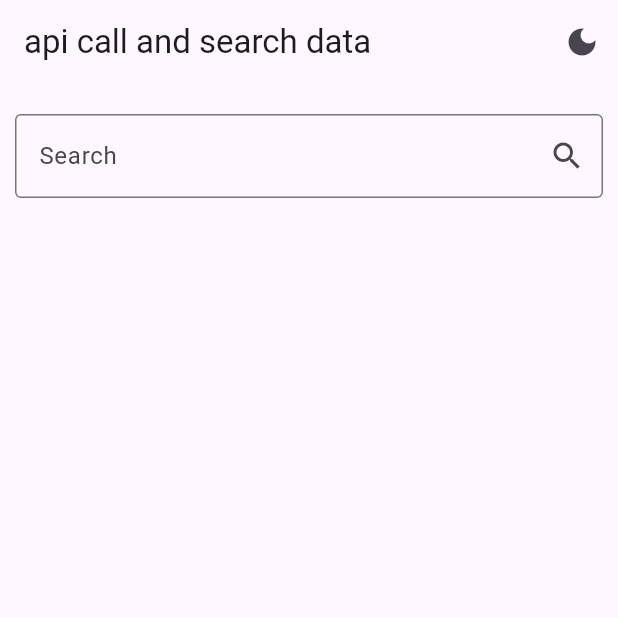
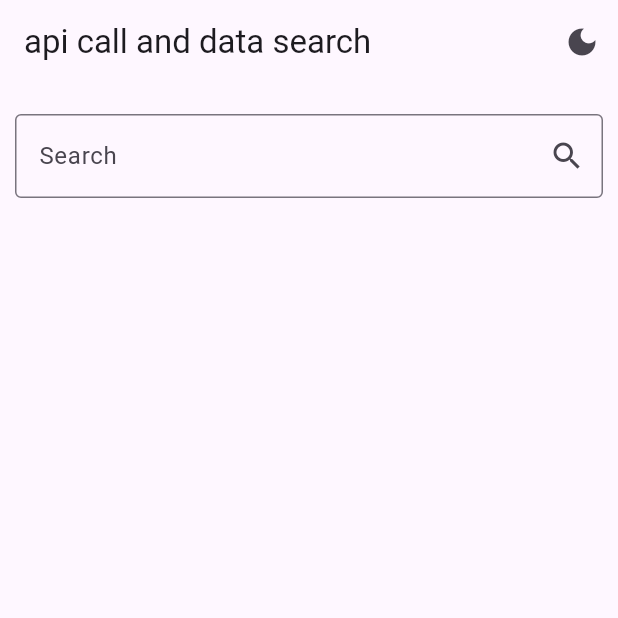
Before and after one commit to AbuRasel9/Provider-State-Management, a Flutter app: the screen it shows after launch, on a phone screen of 412 x 824 dp, the top half of it. Run offline on Flutter 3.47's test engine with Material 3 defaults, Android fonts, the phone set to English and light mode, and no system bars; network calls fail.

```diff
--- a/lib/Screen/home_screen.dart
+++ b/lib/Screen/home_screen.dart
@@ -36,7 +36,6 @@ class _HomeScreenState extends State<HomeScreen> {
       appBar: AppBar(
         actions: [
           Consumer(builder: (context, data, child) {
-            print("00000000000000000000000000000000000000$data");
             return IconButton(
                 onPressed: () {
                   //------------>condition check if mode have true than its false other wise false to true<--------------------//
@@ -54,7 +53,7 @@ class _HomeScreenState extends State<HomeScreen> {
                     : const Icon(Icons.sunny));
           })
         ],
-        title: const Text("api call and search data"),
+        title: const Text("api call and data search"),
       ),
       body: Padding(
         padding: const EdgeInsets.symmetric(vertical: 20.0, horizontal: 10),
```
